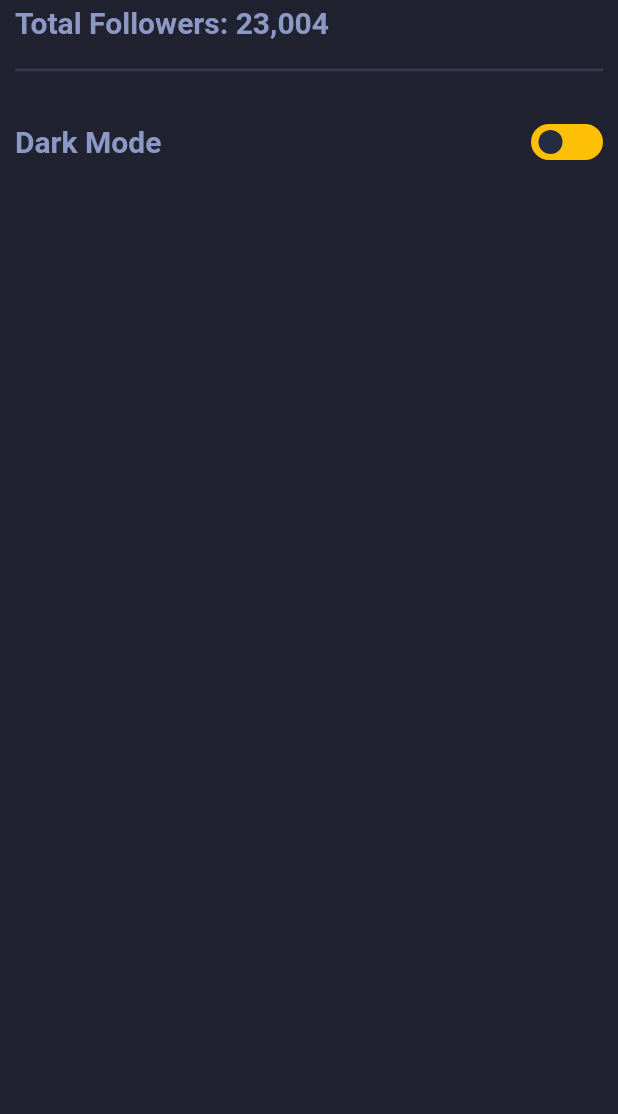
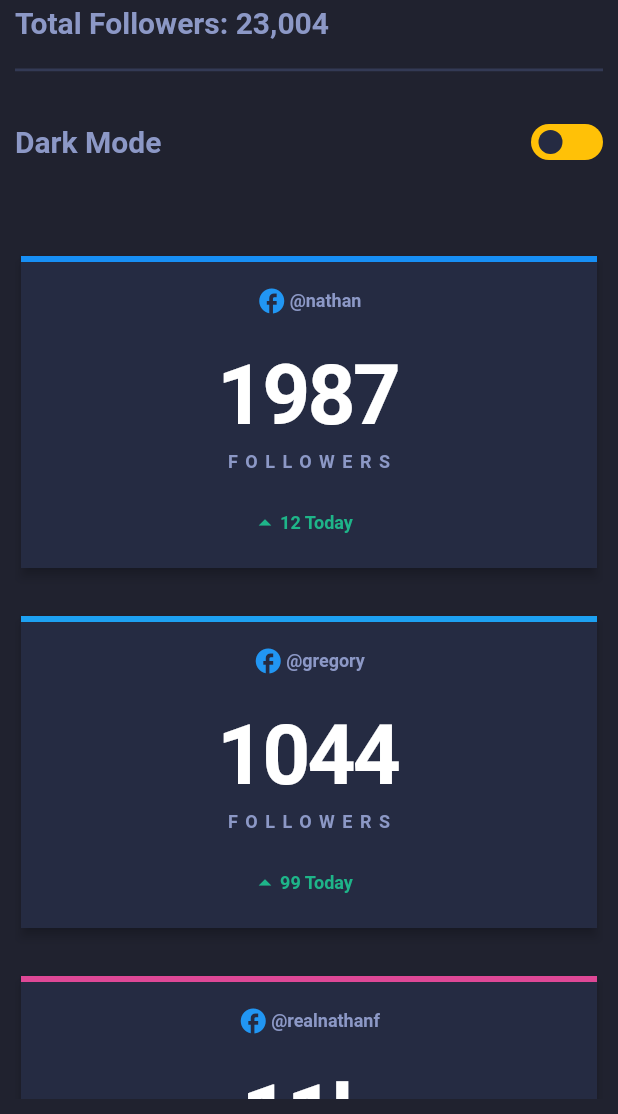
Before and after one commit to nikeshnaik/social_media_dashboard_flutter, a Flutter app: the screen it shows after launch, on a phone screen of 412 x 824 dp, the part 122-1236 px from its top. Run offline on Flutter 3.47's test engine with Material 2 defaults, Android fonts, the phone set to English and light mode, and no system bars; drawn by our look-alikes of flutter_switch.

Commit message:
feat: Cards implemented with data mapping

```diff
--- /dev/null
+++ b/lib/followers_tile.dart
@@ -0,0 +1,114 @@
+import 'package:flutter/material.dart';
+import 'package:flutter/src/widgets/container.dart';
+import 'package:flutter/src/widgets/framework.dart';
+
+class FollowerTile extends StatelessWidget {
+  String username;
+  String follower_count;
+  String social_platform;
+  String today_updates;
+
+  FollowerTile(
+      {super.key,
+      required this.username,
+      required this.social_platform,
+      required this.today_updates,
+      required this.follower_count});
+
+  @override
+  Widget build(BuildContext context) {
+    Map<String, IconData> mapping = {
+      "facebook": Icons.facebook,
+      "twitter": Icons.facebook,
+      "instagram": Icons.facebook,
+      "youtube": Icons.facebook
+    };
+
+    Map<String, Color> cardTopBorder = {
+      "facebook": const Color.fromRGBO(23, 143, 245, 1),
+      "twitter": const Color.fromRGBO(29, 161, 242, 1),
+      "instagram": const Color.fromRGBO(222, 72, 150, 100),
+      "youtube": const Color.fromRGBO(196, 3, 43, 1)
+    };
+
+    return SizedBox(
+      width: 350,
+      height: 216,
+      child: Card(
+          elevation: 3,
+          borderOnForeground: true,
+          shape: Border(
+              top:
+                  BorderSide(width: 4, color: cardTopBorder[social_platform]!)),
+          child: Container(
+              color: const Color.fromRGBO(37, 43, 66, 1),
+              padding: const EdgeInsets.fromLTRB(0, 20, 0, 0),
+              child: Column(
+                mainAxisAlignment: MainAxisAlignment.start,
+                crossAxisAlignment: CrossAxisAlignment.center,
+                children: [
+                  Row(
+                      mainAxisAlignment: MainAxisAlignment.center,
+                      crossAxisAlignment: CrossAxisAlignment.center,
+                      children: [
+                        Icon(
+                          mapping[social_platform],
+                          color: Colors.blue,
+                          size: 20,
+                        ),
+                        const SizedBox(
+                          width: 2,
+                        ),
+                        Text(
+                          username,
+                          style: const TextStyle(
+                            color: Color.fromRGBO(140, 152, 198, 1),
+                            fontSize: 12,
+                            fontStyle: FontStyle.normal,
+                            fontWeight: FontWeight.w700,
+                          ),
+                        )
+                      ]),
+                  Padding(
+                      padding: const EdgeInsets.only(top: 20),
+                      child: Text(
+                        follower_count,
+                        style: const TextStyle(
+                            color: Colors.white,
+                            fontStyle: FontStyle.normal,
+                            fontWeight: FontWeight.w700,
+                            fontSize: 56,
+                            letterSpacing: -2),
+                      )),
+                  const Padding(
+                      padding: EdgeInsets.only(top: 4),
+                      child: Text(
+                        "FOLLOWERS",
+                        style: TextStyle(
+                            color: Color.fromRGBO(140, 152, 198, 1),
+                            fontWeight: FontWeight.w700,
+                            fontSize: 12,
+                            letterSpacing: 5,
+                            fontStyle: FontStyle.normal),
+                      )),
+                  Padding(
+                      padding: const EdgeInsets.only(top: 24, right: 10),
+                      child: Row(
+                          mainAxisAlignment: MainAxisAlignment.center,
+                          crossAxisAlignment: CrossAxisAlignment.center,
+                          children: <Widget>[
+                            const Icon(Icons.arrow_drop_up,
+                                size: 20,
+                                color: Color.fromRGBO(30, 181, 137, 1)),
+                            Text("$today_updates Today",
+                                style: const TextStyle(
+                                    color: Color.fromRGBO(30, 181, 137, 1),
+                                    fontSize: 12,
+                                    fontWeight: FontWeight.w700,
+                                    fontStyle: FontStyle.normal))
+                          ]))
+                ],
+              ))),
+    );
+  }
+}
--- a/lib/home.dart
+++ b/lib/home.dart
@@ -1,26 +1,71 @@
 // ignore_for_file: sort_child_properties_last
 
 import 'package:flutter/material.dart';
+import 'package:social_media_dashboard/Followers_tile.dart';
 import 'package:social_media_dashboard/header.dart';
 
 class Home extends StatelessWidget {
-  const Home({super.key});
+  Home({super.key});
+
+  final List<Map<String, String>> data = [
+    {
+      "username": "@nathan",
+      "social_platform": "facebook",
+      "follower_count": "1987",
+      "today_updates": "12"
+    },
+    {
+      "username": "@gregory",
+      "social_platform": "twitter",
+      "follower_count": "1044",
+      "today_updates": "99"
+    },
+    {
+      "username": "@realnathanf",
+      "social_platform": "instagram",
+      "follower_count": "11k",
+      "today_updates": "1099"
+    },
+    {
+      "username": "Nathan F.",
+      "social_platform": "youtube",
+      "follower_count": "8239",
+      "today_updates": "144"
+    }
+  ];
 
   @override
   Widget build(BuildContext context) {
+    // print(generateFollowerTiles());
+
     return Container(
       alignment: Alignment.topLeft,
       padding: const EdgeInsets.all(10),
-      child: Column(
-        children: const [
-          Header(),
-        ],
-        // mainAxisAlignment: MainAxisAlignment.spaceBetween,
-        // crossAxisAlignment: CrossAxisAlignment.start,
+      child: ListView(
+        primary: false,
+        scrollDirection: Axis.vertical,
+        children: [const Header(), ...generateFollowerTile()],
       ),
       decoration: const BoxDecoration(
         color: Color.fromRGBO(32, 34, 47, 1),
       ),
     );
   }
+
+  List<Widget> generateFollowerTile() {
+    List<Widget> tiles = [];
+
+    for (var element in data) {
+      FollowerTile tile = FollowerTile(
+          username: element["username"]!,
+          social_platform: element["social_platform"]!,
+          today_updates: element["today_updates"]!,
+          follower_count: element["follower_count"]!);
+      Padding paddingOfTile =
+          Padding(padding: EdgeInsets.only(top: 24), child: tile);
+      tiles.add(paddingOfTile);
+    }
+
+    return tiles;
+  }
 }
```
Also changed, not shown: solution.png (added), 1 other file.
